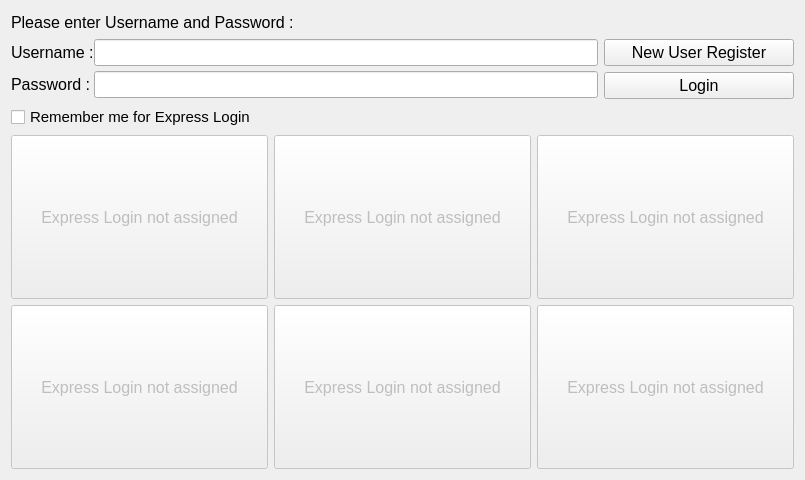
Before: the Qt Designer form GUI_Qt/SmartScale/login.ui in twschung/IoT-Smart-Scale, drawn with Qt 5.
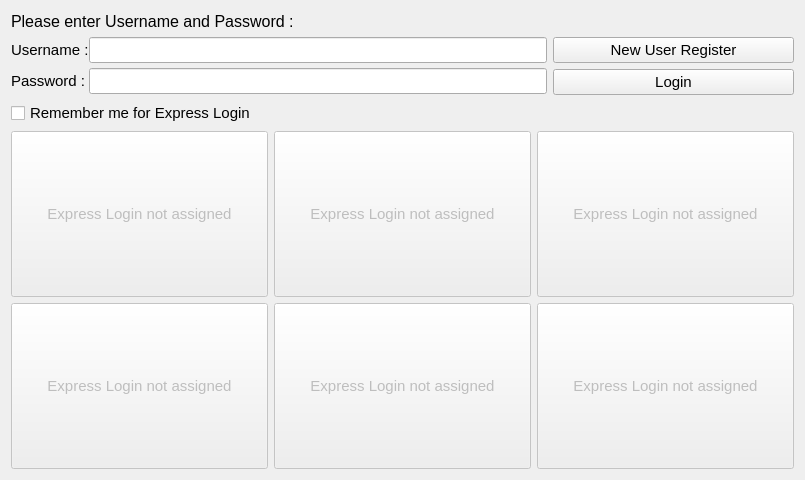
After: the same form once the commit is applied.

Diff of the .ui file:
```diff
--- a/GUI_Qt/SmartScale/login.ui
+++ b/GUI_Qt/SmartScale/login.ui
@@ -19,7 +19,7 @@
      <widget class="QLabel" name="lblTitle">
       <property name="font">
        <font>
-        <family>Helvetica</family>
+        <family>Arial</family>
         <pointsize>12</pointsize>
        </font>
       </property>
@@ -55,8 +55,8 @@
         </property>
         <property name="font">
          <font>
-          <family>Helvetica</family>
-          <pointsize>12</pointsize>
+          <family>Arial</family>
+          <pointsize>11</pointsize>
           <weight>50</weight>
           <bold>false</bold>
          </font>
@@ -73,14 +73,14 @@
        <widget class="QLineEdit" name="txtUsername">
         <property name="minimumSize">
          <size>
-          <width>504</width>
+          <width>400</width>
           <height>0</height>
          </size>
         </property>
         <property name="font">
          <font>
-          <family>Helvetica</family>
-          <pointsize>12</pointsize>
+          <family>Arial</family>
+          <pointsize>11</pointsize>
          </font>
         </property>
        </widget>
@@ -95,8 +95,8 @@
         </property>
         <property name="font">
          <font>
-          <family>Helvetica</family>
-          <pointsize>12</pointsize>
+          <family>Arial</family>
+          <pointsize>11</pointsize>
          </font>
         </property>
         <property name="text">
@@ -114,14 +114,14 @@
        <widget class="QLineEdit" name="txtPassword">
         <property name="minimumSize">
          <size>
-          <width>504</width>
+          <width>400</width>
           <height>0</height>
          </size>
         </property>
         <property name="font">
          <font>
-          <family>Helvetica</family>
-          <pointsize>12</pointsize>
+          <family>Arial</family>
+          <pointsize>11</pointsize>
          </font>
         </property>
         <property name="inputMethodHints">
@@ -141,7 +141,8 @@
      <widget class="QLabel" name="lblStatus">
       <property name="font">
        <font>
-        <pointsize>14</pointsize>
+        <family>Arial</family>
+        <pointsize>13</pointsize>
         <weight>75</weight>
         <bold>true</bold>
        </font>
@@ -155,8 +156,8 @@
      <widget class="QPushButton" name="btnRegister">
       <property name="font">
        <font>
-        <family>Helvetica</family>
-        <pointsize>12</pointsize>
+        <family>Arial</family>
+        <pointsize>11</pointsize>
        </font>
       </property>
       <property name="text">
@@ -168,8 +169,8 @@
      <widget class="QPushButton" name="btnLogin">
       <property name="font">
        <font>
-        <family>Helvetica</family>
-        <pointsize>12</pointsize>
+        <family>Arial</family>
+        <pointsize>11</pointsize>
        </font>
       </property>
       <property name="text">
@@ -195,8 +196,8 @@
         </property>
         <property name="font">
          <font>
-          <family>Helvetica</family>
-          <pointsize>12</pointsize>
+          <family>Arial</family>
+          <pointsize>11</pointsize>
          </font>
         </property>
         <property name="text">
@@ -217,8 +218,8 @@
         </property>
         <property name="font">
          <font>
-          <family>Helvetica</family>
-          <pointsize>12</pointsize>
+          <family>Arial</family>
+          <pointsize>11</pointsize>
          </font>
         </property>
         <property name="text">
@@ -239,8 +240,8 @@
         </property>
         <property name="font">
          <font>
-          <family>Helvetica</family>
-          <pointsize>12</pointsize>
+          <family>Arial</family>
+          <pointsize>11</pointsize>
          </font>
         </property>
         <property name="text">
@@ -261,8 +262,8 @@
         </property>
         <property name="font">
          <font>
-          <family>Helvetica</family>
-          <pointsize>12</pointsize>
+          <family>Arial</family>
+          <pointsize>11</pointsize>
          </font>
         </property>
         <property name="text">
@@ -283,8 +284,8 @@
         </property>
         <property name="font">
          <font>
-          <family>Helvetica</family>
-          <pointsize>12</pointsize>
+          <family>Arial</family>
+          <pointsize>11</pointsize>
          </font>
         </property>
         <property name="text">
@@ -305,8 +306,8 @@
         </property>
         <property name="font">
          <font>
-          <family>Helvetica</family>
-          <pointsize>12</pointsize>
+          <family>Arial</family>
+          <pointsize>11</pointsize>
          </font>
         </property>
         <property name="text">
@@ -320,7 +321,7 @@
      <widget class="QCheckBox" name="chkExpressLogin">
       <property name="font">
        <font>
-        <family>Helvetica</family>
+        <family>Arial</family>
         <pointsize>11</pointsize>
        </font>
       </property>
```
